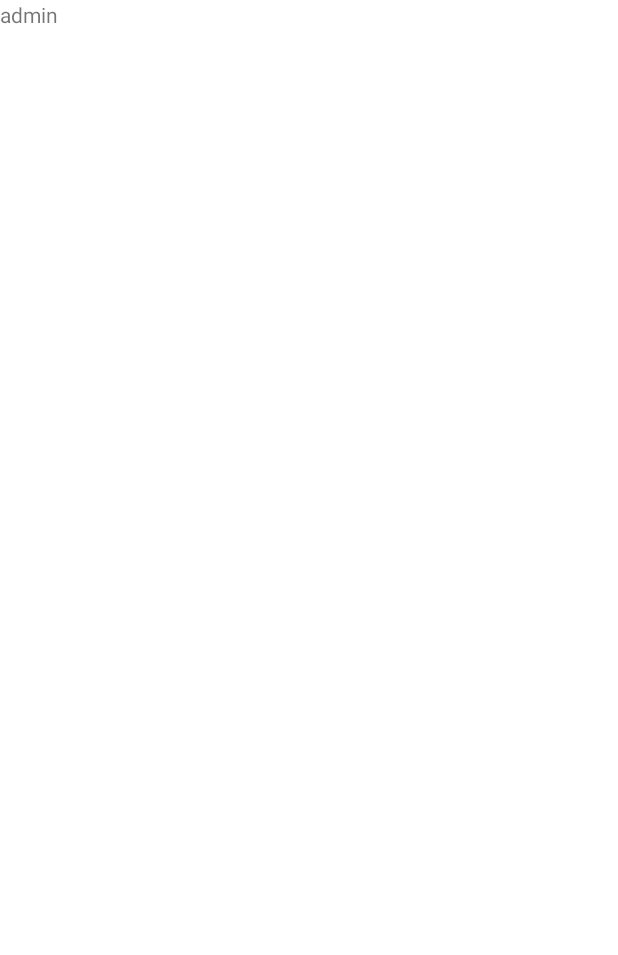
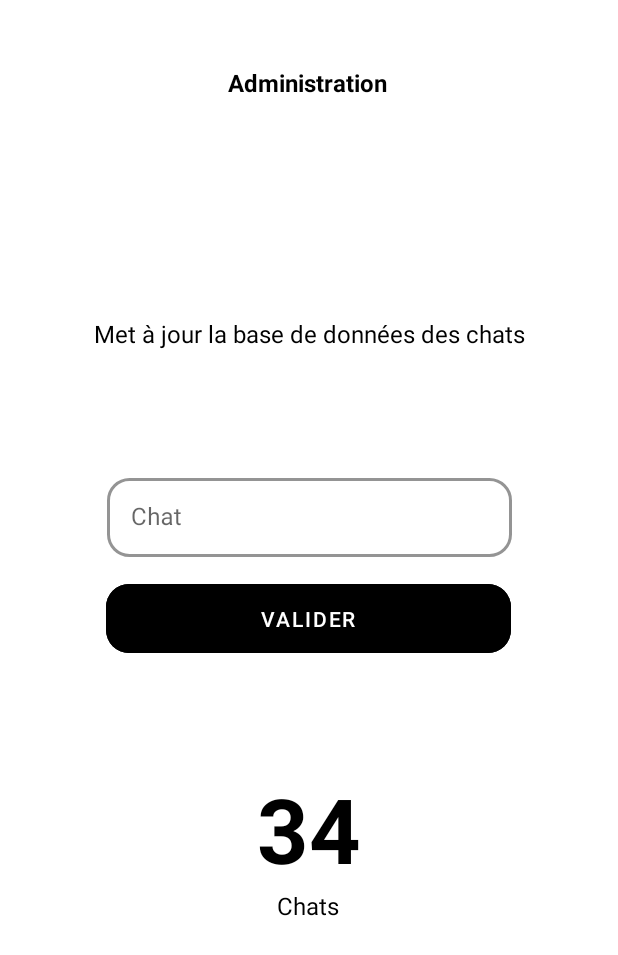
Before and after one commit to LoanCB/Projet_android, an Android app: the AdminFragment screen opened through its navigation route, on a phone screen of 412 x 824 dp. Before the commit the part shown is almost empty. Shown: the top 955 px of the screen. Run offline under Robolectric (Android 15) with nearby library versions, the phone set to English and light mode, and no system bars.

Commit message:
Splash + redirect to admin

```diff
--- a/app/src/main/java/com/formation/sciencesufinalapp/ui/home/HomeFragment.kt
+++ b/app/src/main/java/com/formation/sciencesufinalapp/ui/home/HomeFragment.kt
@@ -43,6 +43,7 @@ class HomeFragment : Fragment() {
     }
 
 
+
     override fun onViewCreated(view: View, savedInstanceState: Bundle?) {
         super.onViewCreated(view, savedInstanceState)
 
@@ -50,6 +51,12 @@ class HomeFragment : Fragment() {
             val action = HomeFragmentDirections.actionHomeFragmentToGameFragment()
             view.findNavController().navigate(action)
         }
+
+        binding.outlinedButton.setOnClickListener {
+            val action = HomeFragmentDirections.actionHomeFragmentToAdminFragment()
+            view.findNavController().navigate(action)
+        }
+
 
         viewModel.currentPlayer.observe(viewLifecycleOwner,{
             playerName -> binding.helloText.text = playerName
@@ -91,4 +98,6 @@ class HomeFragment : Fragment() {
 
 
 
+
+
 }
--- a/app/src/main/java/com/formation/sciencesufinalapp/ui/splash/SplashFragment.kt
+++ b/app/src/main/java/com/formation/sciencesufinalapp/ui/splash/SplashFragment.kt
@@ -1,6 +1,8 @@
 package com.formation.sciencesufinalapp.ui.splash
 
 import android.os.Bundle
+import android.os.Handler
+import android.os.Looper
 import androidx.fragment.app.Fragment
 import android.view.LayoutInflater
 import android.view.View
@@ -33,10 +35,10 @@ class SplashFragment : Fragment() {
 
     override fun onViewCreated(view: View, savedInstanceState: Bundle?) {
         super.onViewCreated(view, savedInstanceState)
-        binding.progress.setOnClickListener {
+        Handler(Looper.getMainLooper()).postDelayed({
             val action = SplashFragmentDirections.actionSplashFragmentToSignupFragment()
             view.findNavController().navigate(action)
-        }
+        }, 3000)
     }
 
 
--- a/app/src/main/res/layout/fragment_admin.xml
+++ b/app/src/main/res/layout/fragment_admin.xml
@@ -1,14 +1,113 @@
 <?xml version="1.0" encoding="utf-8"?>
-<FrameLayout xmlns:android="http://schemas.android.com/apk/res/android"
+
+<androidx.constraintlayout.widget.ConstraintLayout xmlns:android="http://schemas.android.com/apk/res/android"
+    xmlns:app="http://schemas.android.com/apk/res-auto"
     xmlns:tools="http://schemas.android.com/tools"
     android:layout_width="match_parent"
     android:layout_height="match_parent"
-    tools:context=".ui.admin.AdminFragment">
+    tools:context=".ui.signup.SignupFragment">
 
-    <!-- TODO: Update blank fragment layout -->
     <TextView
-        android:layout_width="match_parent"
-        android:layout_height="match_parent"
-        android:text="admin" />
+        android:id="@+id/textView3"
+        android:layout_width="wrap_content"
+        android:layout_height="wrap_content"
+        android:layout_marginTop="44dp"
+        android:text="@string/admin"
+        android:textColor="#000000"
+        android:textSize="16sp"
+        android:textStyle="bold"
+        app:layout_constraintEnd_toEndOf="parent"
+        app:layout_constraintHorizontal_bias="0.497"
+        app:layout_constraintStart_toStartOf="parent"
+        app:layout_constraintTop_toTopOf="parent" />
 
-</FrameLayout>
+    <com.google.android.material.textfield.TextInputLayout
+        android:id="@+id/textInputLayout"
+        style="@style/Widget.MaterialComponents.TextInputLayout.OutlinedBox"
+        android:layout_width="270dp"
+        android:layout_height="58dp"
+        android:layout_marginStart="32dp"
+        android:layout_marginTop="-140dp"
+        android:layout_marginEnd="32dp"
+        android:hint="@string/inputCat"
+        app:boxCornerRadiusBottomEnd="15dp"
+        app:boxCornerRadiusBottomStart="15dp"
+        app:boxCornerRadiusTopEnd="15dp"
+        app:boxCornerRadiusTopStart="15dp"
+        app:boxStrokeColor="#000000"
+        app:boxStrokeWidth="2dp"
+        app:hintTextColor="#000000"
+        app:layout_constraintBottom_toBottomOf="parent"
+        app:layout_constraintEnd_toEndOf="parent"
+        app:layout_constraintStart_toStartOf="parent"
+        app:layout_constraintTop_toTopOf="parent">
+
+        <com.google.android.material.textfield.TextInputEditText
+            android:id="@+id/nickname_input"
+            android:layout_width="match_parent"
+            android:layout_height="wrap_content"
+            android:textColor="@color/black"
+            android:textCursorDrawable="@drawable/custom_edit_text_cursor">
+
+        </com.google.android.material.textfield.TextInputEditText>
+
+    </com.google.android.material.textfield.TextInputLayout>
+
+    <Button
+        android:id="@+id/outlinedButton"
+        style="?attr/materialButtonOutlinedStyle"
+        android:layout_width="270dp"
+        android:layout_height="58dp"
+        android:backgroundTint="#000000"
+        android:text="@string/valider"
+        android:textColor="@color/white"
+        app:cornerRadius="15dp"
+        app:layout_constraintBottom_toBottomOf="parent"
+        app:layout_constraintEnd_toEndOf="parent"
+        app:layout_constraintHorizontal_bias="0.496"
+        app:layout_constraintStart_toStartOf="parent"
+        app:layout_constraintTop_toBottomOf="@+id/textInputLayout"
+        app:layout_constraintVertical_bias="0.031" />
+
+    <TextView
+        android:id="@+id/textView2"
+        android:layout_width="wrap_content"
+        android:layout_height="wrap_content"
+        android:layout_marginBottom="80dp"
+        android:text="@string/upDateMessage"
+        android:textColor="#000000"
+        android:textSize="16sp"
+        app:layout_constraintBottom_toTopOf="@+id/textInputLayout"
+        app:layout_constraintEnd_toEndOf="parent"
+        app:layout_constraintStart_toStartOf="parent" />
+
+    <TextView
+        android:id="@+id/sumOfCats"
+        android:layout_width="wrap_content"
+        android:layout_height="wrap_content"
+        android:text="34"
+        android:textColor="#000000"
+        android:textSize="60sp"
+        android:textStyle="bold"
+        app:layout_constraintBottom_toBottomOf="parent"
+        app:layout_constraintEnd_toEndOf="parent"
+        app:layout_constraintStart_toStartOf="parent"
+        app:layout_constraintTop_toBottomOf="@+id/outlinedButton"
+        app:layout_constraintVertical_bias="0.233" />
+
+    <TextView
+        android:id="@+id/underNumber"
+        android:layout_width="wrap_content"
+        android:layout_height="wrap_content"
+        android:text="Chats"
+        android:textColor="#000000"
+        android:textSize="16sp"
+        app:layout_constraintBottom_toBottomOf="parent"
+        app:layout_constraintEnd_toEndOf="parent"
+        app:layout_constraintHorizontal_bias="0.498"
+        app:layout_constraintStart_toStartOf="parent"
+        app:layout_constraintTop_toBottomOf="@+id/sumOfCats"
+        app:layout_constraintVertical_bias="0.0" />
+
+
+</androidx.constraintlayout.widget.ConstraintLayout>
--- a/app/src/main/res/layout/fragment_splash.xml
+++ b/app/src/main/res/layout/fragment_splash.xml
@@ -24,7 +24,7 @@
         android:layout_height="wrap_content"
         android:layout_marginTop="9dp"
         android:fontFamily="casual"
-        android:text="no old"
+        android:text="MiaQuiz"
         android:textColor="#FFFFFF"
         android:textSize="30dp"
         android:textStyle="bold"
--- a/app/src/main/res/values/strings.xml
+++ b/app/src/main/res/values/strings.xml
@@ -14,6 +14,9 @@
     <string name="animals">Animals</string>
     <string name="pseudo">Pseudo</string>
     <string name="commencer">Commencer</string>
+    <string name="valider">Valider</string>
     <string name="identifie_toi_avec_ton_pseudo">Identifie toi avec ton pseudo</string>
-    <string name="admin"><u>Administration</u></string>
+    <string name="admin">Administration</string>
+    <string name="upDateMessage">Met à jour la base de données des chats</string>
+    <string name="inputCat">Chat</string>
 </resources>
```
